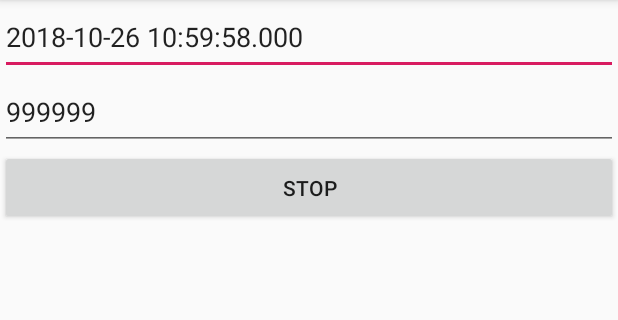
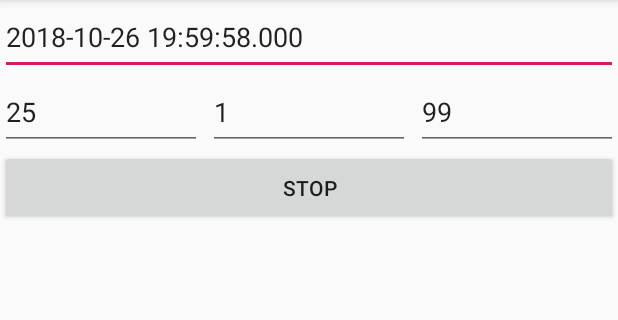
Before and after one commit to martinrises/jd-coupon, an Android app: the screen it shows after launch (MainActivity), after a tap on "START", on a phone screen of 412 x 824 dp, the part 84-404 px from its top. Run offline under Robolectric (Android 15) with nearby library versions, the phone set to English and light mode, and no system bars; our stand-ins replace RxJava.

Commit message:
add cnt control

```diff
--- a/app/src/main/java/com/odev/yhq_getter/MainActivity.java
+++ b/app/src/main/java/com/odev/yhq_getter/MainActivity.java
@@ -27,8 +27,9 @@ public class MainActivity extends AppCompatActivity {
     private static final int MSG_YHQ = 96;
 
     private Handler mHandler;
-    private boolean mIsStart;
+    private boolean mIsRunning;
     private long mStartTs, mIntervalMillis;
+    private int mCnt, mSumMaxCnt, mCurrSumCnt;
     private Button mBtn;
 
     @Override
@@ -43,11 +44,19 @@ public class MainActivity extends AppCompatActivity {
             public void handleMessage(Message msg) {
                 switch (msg.what) {
                     case MSG_YHQ:
-                        if (System.currentTimeMillis() + 2000 >= mStartTs) {
-                            doYhq();
+                        long diff = mStartTs - System.currentTimeMillis();
+                        if (diff  <= 0) {
+                            int cnt = 0;
+                            while(cnt < mCnt && mCurrSumCnt < mSumMaxCnt) {
+                                doYhq();
+                                cnt++;
+                                mCurrSumCnt++;
+                            }
+                        } else {
+                            Log.i("yhq", "running diff >>> " + diff);
                         }
                         synchronized (MainActivity.this) {
-                            if (mIsStart) {
+                            if (mIsRunning) {
                                 long timeDelay = 20 + (int)(Math.random() * mIntervalMillis);
                                 mHandler.sendEmptyMessageDelayed(MSG_YHQ, timeDelay);
                             }
@@ -62,7 +71,7 @@ public class MainActivity extends AppCompatActivity {
             @Override
             public void onClick(View v) {
                 synchronized (MainActivity.this) {
-                    if(mIsStart) {
+                    if(mIsRunning) {
                         stopYhq();
                         mBtn.setText("start");
                     } else {
@@ -84,7 +93,7 @@ public class MainActivity extends AppCompatActivity {
                         .subscribe(new Consumer<BaseResult>() {
                             @Override
                             public void accept(BaseResult baseResult) throws Exception {
-                                Log.i("doYhq", baseResult.getCode());
+                                Log.i("doYhq", baseResult.getSubCodeMsg());
                             }
                         }, new Consumer<Throwable>() {
                             @Override
@@ -97,21 +106,31 @@ public class MainActivity extends AppCompatActivity {
     }
 
     private void startYhq() {
+
+        synchronized (MainActivity.this) {
+            if (mIsRunning) {
+                return;
+            }
+            mIsRunning = true;
+        }
+
         String tsStr = ((EditText) findViewById(R.id.time_etv)).getText().toString();
         mStartTs = getStartTs(tsStr);
-        mIntervalMillis = Long.valueOf(((EditText)findViewById(R.id.time_millis_etv)).getText().toString());
+        mIntervalMillis = Long.valueOf(((EditText)findViewById(R.id.interval_millis_etv)).getText().toString());
+        mCnt = Integer.valueOf(((EditText)findViewById(R.id.cnt_etv)).getText().toString());
+        mSumMaxCnt = Integer.valueOf(((EditText)findViewById(R.id.sum_etv)).getText().toString());
 
-        synchronized (MainActivity.this) {
-            mIsStart = true;
-        }
         mHandler.sendEmptyMessage(MSG_YHQ);
 
     }
 
     private void stopYhq() {
         synchronized (MainActivity.this) {
-            mIsStart = false;
+            mIsRunning = false;
         }
+        mCnt = 0;
+        mSumMaxCnt = 0;
+        mCurrSumCnt = 0;
         mHandler.removeMessages(MSG_YHQ);
     }
 
--- a/app/src/main/res/layout/activity_main.xml
+++ b/app/src/main/res/layout/activity_main.xml
@@ -1,7 +1,6 @@
 <?xml version="1.0" encoding="utf-8"?>
 <LinearLayout
     xmlns:android="http://schemas.android.com/apk/res/android"
-    xmlns:app="http://schemas.android.com/apk/res-auto"
     xmlns:tools="http://schemas.android.com/tools"
     android:layout_width="match_parent"
     android:layout_height="match_parent"
@@ -11,20 +10,46 @@
     <EditText
         android:id="@+id/time_etv"
         android:layout_width="match_parent"
+        android:layout_height="50dip"
         android:hint="start time"
-        android:text="2018-10-26 10:59:58.000"
-        android:layout_height="50dip"/>
-    <EditText
-        android:id="@+id/time_millis_etv"
+        android:text="2018-10-26 19:59:58.000"/>
+
+    <LinearLayout
         android:layout_width="match_parent"
-        android:hint="interval"
-        android:text="999999"
-        android:layout_height="50dip"/>
+        android:layout_height="wrap_content"
+        android:orientation="horizontal">
+
+        <EditText
+            android:id="@+id/interval_millis_etv"
+            android:layout_width="0px"
+            android:layout_weight="1"
+            android:layout_height="50dip"
+            android:hint="interval"
+            android:text="25"/>
+
+        <EditText
+            android:id="@+id/cnt_etv"
+            android:layout_width="0px"
+            android:layout_weight="1"
+            android:layout_height="50dip"
+            android:layout_marginStart="4dip"
+            android:layout_marginEnd="4dip"
+            android:hint="cnt"
+            android:text="1"/>
+
+        <EditText
+            android:id="@+id/sum_etv"
+            android:layout_width="0px"
+            android:layout_weight="1"
+            android:layout_height="50dip"
+            android:hint="sum_cnt"
+            android:text="99"/>
+    </LinearLayout>
 
     <Button
         android:id="@+id/start_btn"
-        android:text="start"
         android:layout_width="match_parent"
-        android:layout_height="50dip"/>
+        android:layout_height="50dip"
+        android:text="start"/>
 
 </LinearLayout>
```
